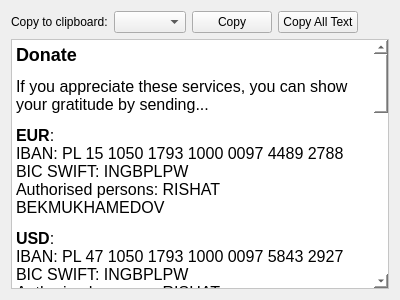
asianirish/AI-Ronaut, file PageDonatePage.ui: the form before one commit.
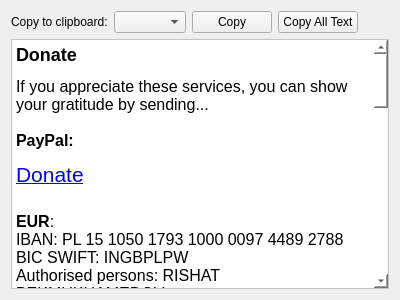
The form after the commit.

Commit message: 'Donate' link

What changed in the file:
```diff
--- a/PageDonatePage.ui
+++ b/PageDonatePage.ui
@@ -49,21 +49,22 @@
 hr { height: 1px; border-width: 0; }
 li.unchecked::marker { content: &quot;\2610&quot;; }
 li.checked::marker { content: &quot;\2612&quot;; }
-&lt;/style&gt;&lt;/head&gt;&lt;body style=&quot; font-family:'Noto Sans'; font-size:12pt; font-weight:400; font-style:normal;&quot;&gt;
-&lt;h2 style=&quot; margin-top:16px; margin-bottom:12px; margin-left:0px; margin-right:0px; -qt-block-indent:0; text-indent:0px;&quot;&gt;&lt;a name=&quot;user-content-donate&quot;&gt;&lt;/a&gt;&lt;span style=&quot; font-size:x-large; font-weight:700;&quot;&gt;D&lt;/span&gt;&lt;span style=&quot; font-size:x-large; font-weight:700;&quot;&gt;onate&lt;/span&gt;&lt;/h2&gt;
-&lt;p style=&quot; margin-top:12px; margin-bottom:12px; margin-left:0px; margin-right:0px; -qt-block-indent:0; text-indent:0px;&quot;&gt;If you appreciate these services, you can show your gratitude by sending...&lt;/p&gt;
-&lt;p style=&quot; margin-top:12px; margin-bottom:12px; margin-left:0px; margin-right:0px; -qt-block-indent:0; text-indent:0px;&quot;&gt;&lt;span style=&quot; font-weight:700;&quot;&gt;EUR&lt;/span&gt;: &lt;br /&gt;IBAN: PL 15 1050 1793 1000 0097 4489 2788 &lt;br /&gt;BIC SWIFT: INGBPLPW &lt;br /&gt;Authorised persons: RISHAT BEKMUKHAMEDOV&lt;/p&gt;
-&lt;p style=&quot; margin-top:12px; margin-bottom:12px; margin-left:0px; margin-right:0px; -qt-block-indent:0; text-indent:0px;&quot;&gt;&lt;span style=&quot; font-weight:700;&quot;&gt;USD&lt;/span&gt;: &lt;br /&gt;IBAN: PL 47 1050 1793 1000 0097 5843 2927 &lt;br /&gt;BIC SWIFT: INGBPLPW &lt;br /&gt;Authorised persons: RISHAT BEKMUKHAMEDOV&lt;/p&gt;
-&lt;p style=&quot; margin-top:12px; margin-bottom:12px; margin-left:0px; margin-right:0px; -qt-block-indent:0; text-indent:0px;&quot;&gt;&lt;span style=&quot; font-weight:700;&quot;&gt;PLN&lt;/span&gt;: &lt;br /&gt;IBAN: PL 36 1050 1793 1000 0091 3841 5139 &lt;br /&gt;BIC SWIFT: INGBPLPW &lt;br /&gt;Authorised persons: RISHAT BEKMUKHAMEDOV&lt;/p&gt;
-&lt;p style=&quot; margin-top:12px; margin-bottom:12px; margin-left:0px; margin-right:0px; -qt-block-indent:0; text-indent:0px;&quot;&gt;&lt;span style=&quot; font-weight:700;&quot;&gt;ETH&lt;/span&gt;: 0xC318401Feb332A2d906e19Bc2E20A0d3661c5250 &lt;br /&gt;&lt;span style=&quot; font-weight:700;&quot;&gt;BTC&lt;/span&gt;: bc1ql9f70c5ujukus24nzfrvpy29lz67urc80m7fp4 &lt;br /&gt;&lt;span style=&quot; font-weight:700;&quot;&gt;XX&lt;/span&gt;: 6WaZ4Mt7gVj5MxQ9gZEHDpyJ5Yp11SUWhHt77T3YuF8vbZyy &lt;br /&gt;&lt;span style=&quot; font-weight:700;&quot;&gt;QRL&lt;/span&gt;: Q0105006c4cf1793f416e1858d607bcfb28b8b161b46d08da94c4d1eb3d151d3ddd5a8a13909d87&lt;/p&gt;
-&lt;h2 style=&quot; margin-top:16px; margin-bottom:12px; margin-left:0px; margin-right:0px; -qt-block-indent:0; text-indent:0px;&quot;&gt;&lt;a name=&quot;user-content-supporters&quot;&gt;&lt;/a&gt;&lt;span style=&quot; font-size:x-large; font-weight:700;&quot;&gt;S&lt;/span&gt;&lt;span style=&quot; font-size:x-large; font-weight:700;&quot;&gt;upporters&lt;/span&gt;&lt;/h2&gt;
-&lt;p style=&quot; margin-top:12px; margin-bottom:12px; margin-left:0px; margin-right:0px; -qt-block-indent:0; text-indent:0px;&quot;&gt;This project is made possible thanks to the generous support of individuals and organizations. If you find this project useful and wish to show your support, you can do so by making a donation.&lt;/p&gt;
-&lt;p style=&quot; margin-top:12px; margin-bottom:12px; margin-left:0px; margin-right:0px; -qt-block-indent:0; text-indent:0px;&quot;&gt;The following individuals have made significant contributions:&lt;/p&gt;
-&lt;p style=&quot; margin-top:12px; margin-bottom:0px; margin-left:0px; margin-right:0px; -qt-block-indent:0; text-indent:0px;&quot;&gt;&lt;span style=&quot; font-family:'monospace';&quot;&gt;[- Your Name or Nickname Could Be Here!]&lt;/span&gt;&lt;/p&gt;
-&lt;p style=&quot; margin-top:0px; margin-bottom:0px; margin-left:0px; margin-right:0px; -qt-block-indent:0; text-indent:0px;&quot;&gt;&lt;span style=&quot; font-family:'monospace';&quot;&gt;[- Your Name or Nickname Could Be Here!]&lt;/span&gt;&lt;/p&gt;
-&lt;p style=&quot; margin-top:0px; margin-bottom:0px; margin-left:0px; margin-right:0px; -qt-block-indent:0; text-indent:0px;&quot;&gt;&lt;span style=&quot; font-family:'monospace';&quot;&gt;[- Your Name or Nickname Could Be Here!]&lt;/span&gt;&lt;/p&gt;
-&lt;p style=&quot;-qt-paragraph-type:empty; margin-top:0px; margin-bottom:12px; margin-left:0px; margin-right:0px; -qt-block-indent:0; text-indent:0px; font-family:'monospace';&quot;&gt;&lt;br /&gt;&lt;/p&gt;
-&lt;p style=&quot; margin-top:12px; margin-bottom:12px; margin-left:0px; margin-right:0px; -qt-block-indent:0; text-indent:0px;&quot;&gt;If you'd like to support this project, please consider donating.&lt;/p&gt;&lt;/body&gt;&lt;/html&gt;</string>
+&lt;/style&gt;&lt;/head&gt;&lt;body style=&quot; font-family:'Segoe UI'; font-size:9pt; font-weight:400; font-style:normal;&quot;&gt;
+&lt;h2 style=&quot; margin-top:16px; margin-bottom:12px; margin-left:0px; margin-right:0px; -qt-block-indent:0; text-indent:0px;&quot;&gt;&lt;a name=&quot;user-content-donate&quot;&gt;&lt;/a&gt;&lt;span style=&quot; font-family:'Noto Sans'; font-size:12pt; font-weight:700;&quot;&gt;D&lt;/span&gt;&lt;span style=&quot; font-family:'Noto Sans'; font-size:12pt; font-weight:700;&quot;&gt;onate&lt;/span&gt;&lt;/h2&gt;
+&lt;p style=&quot; margin-top:12px; margin-bottom:12px; margin-left:0px; margin-right:0px; -qt-block-indent:0; text-indent:0px;&quot;&gt;&lt;span style=&quot; font-family:'Noto Sans'; font-size:12pt;&quot;&gt;If you appreciate these services, you can show your gratitude by sending...&lt;br /&gt;&lt;br /&gt;&lt;/span&gt;&lt;span style=&quot; font-family:'Noto Sans'; font-size:12pt; font-weight:700;&quot;&gt;PayPal: &lt;/span&gt;&lt;/p&gt;
+&lt;p style=&quot; margin-top:0px; margin-bottom:0px; margin-left:0px; margin-right:0px; -qt-block-indent:0; text-indent:0px;&quot;&gt;&lt;a href=&quot;https://www.paypal.com/donate/?hosted_button_id=3YRL2X3VBVFLQ&quot;&gt;&lt;span style=&quot; font-size:16pt; text-decoration: underline; color:#0000ff;&quot;&gt;Donate&lt;/span&gt;&lt;/a&gt;&lt;span style=&quot; font-family:'Noto Sans'; font-size:12pt; font-weight:700;&quot;&gt;&lt;br /&gt;&lt;/span&gt;&lt;/p&gt;
+&lt;p style=&quot; margin-top:12px; margin-bottom:12px; margin-left:0px; margin-right:0px; -qt-block-indent:0; text-indent:0px;&quot;&gt;&lt;span style=&quot; font-family:'Noto Sans'; font-size:12pt; font-weight:700;&quot;&gt;EUR&lt;/span&gt;&lt;span style=&quot; font-family:'Noto Sans'; font-size:12pt;&quot;&gt;: &lt;br /&gt;IBAN: PL 15 1050 1793 1000 0097 4489 2788 &lt;br /&gt;BIC SWIFT: INGBPLPW &lt;br /&gt;Authorised persons: RISHAT BEKMUKHAMEDOV&lt;/span&gt;&lt;/p&gt;
+&lt;p style=&quot; margin-top:12px; margin-bottom:12px; margin-left:0px; margin-right:0px; -qt-block-indent:0; text-indent:0px;&quot;&gt;&lt;span style=&quot; font-family:'Noto Sans'; font-size:12pt; font-weight:700;&quot;&gt;USD&lt;/span&gt;&lt;span style=&quot; font-family:'Noto Sans'; font-size:12pt;&quot;&gt;: &lt;br /&gt;IBAN: PL 47 1050 1793 1000 0097 5843 2927 &lt;br /&gt;BIC SWIFT: INGBPLPW &lt;br /&gt;Authorised persons: RISHAT BEKMUKHAMEDOV&lt;/span&gt;&lt;/p&gt;
+&lt;p style=&quot; margin-top:12px; margin-bottom:12px; margin-left:0px; margin-right:0px; -qt-block-indent:0; text-indent:0px;&quot;&gt;&lt;span style=&quot; font-family:'Noto Sans'; font-size:12pt; font-weight:700;&quot;&gt;PLN&lt;/span&gt;&lt;span style=&quot; font-family:'Noto Sans'; font-size:12pt;&quot;&gt;: &lt;br /&gt;IBAN: PL 36 1050 1793 1000 0091 3841 5139 &lt;br /&gt;BIC SWIFT: INGBPLPW &lt;br /&gt;Authorised persons: RISHAT BEKMUKHAMEDOV&lt;/span&gt;&lt;/p&gt;
+&lt;p style=&quot; margin-top:12px; margin-bottom:12px; margin-left:0px; margin-right:0px; -qt-block-indent:0; text-indent:0px;&quot;&gt;&lt;span style=&quot; font-family:'Noto Sans'; font-size:12pt; font-weight:700;&quot;&gt;ETH&lt;/span&gt;&lt;span style=&quot; font-family:'Noto Sans'; font-size:12pt;&quot;&gt;: 0xC318401Feb332A2d906e19Bc2E20A0d3661c5250 &lt;br /&gt;&lt;/span&gt;&lt;span style=&quot; font-family:'Noto Sans'; font-size:12pt; font-weight:700;&quot;&gt;BTC&lt;/span&gt;&lt;span style=&quot; font-family:'Noto Sans'; font-size:12pt;&quot;&gt;: bc1ql9f70c5ujukus24nzfrvpy29lz67urc80m7fp4 &lt;br /&gt;&lt;/span&gt;&lt;span style=&quot; font-family:'Noto Sans'; font-size:12pt; font-weight:700;&quot;&gt;XX&lt;/span&gt;&lt;span style=&quot; font-family:'Noto Sans'; font-size:12pt;&quot;&gt;: 6WaZ4Mt7gVj5MxQ9gZEHDpyJ5Yp11SUWhHt77T3YuF8vbZyy &lt;br /&gt;&lt;/span&gt;&lt;span style=&quot; font-family:'Noto Sans'; font-size:12pt; font-weight:700;&quot;&gt;QRL&lt;/span&gt;&lt;span style=&quot; font-family:'Noto Sans'; font-size:12pt;&quot;&gt;: Q0105006c4cf1793f416e1858d607bcfb28b8b161b46d08da94c4d1eb3d151d3ddd5a8a13909d87&lt;/span&gt;&lt;/p&gt;
+&lt;h2 style=&quot; margin-top:16px; margin-bottom:12px; margin-left:0px; margin-right:0px; -qt-block-indent:0; text-indent:0px;&quot;&gt;&lt;a name=&quot;user-content-supporters&quot;&gt;&lt;/a&gt;&lt;span style=&quot; font-family:'Noto Sans'; font-size:12pt; font-weight:700;&quot;&gt;S&lt;/span&gt;&lt;span style=&quot; font-family:'Noto Sans'; font-size:12pt; font-weight:700;&quot;&gt;upporters&lt;/span&gt;&lt;/h2&gt;
+&lt;p style=&quot; margin-top:12px; margin-bottom:12px; margin-left:0px; margin-right:0px; -qt-block-indent:0; text-indent:0px;&quot;&gt;&lt;span style=&quot; font-family:'Noto Sans'; font-size:12pt;&quot;&gt;This project is made possible thanks to the generous support of individuals and organizations. If you find this project useful and wish to show your support, you can do so by making a donation.&lt;/span&gt;&lt;/p&gt;
+&lt;p style=&quot; margin-top:12px; margin-bottom:12px; margin-left:0px; margin-right:0px; -qt-block-indent:0; text-indent:0px;&quot;&gt;&lt;span style=&quot; font-family:'Noto Sans'; font-size:12pt;&quot;&gt;The following individuals have made significant contributions:&lt;/span&gt;&lt;/p&gt;
+&lt;p style=&quot; margin-top:12px; margin-bottom:0px; margin-left:0px; margin-right:0px; -qt-block-indent:0; text-indent:0px;&quot;&gt;&lt;span style=&quot; font-family:'monospace'; font-size:12pt;&quot;&gt;[- Your Name or Nickname Could Be Here!]&lt;/span&gt;&lt;/p&gt;
+&lt;p style=&quot; margin-top:0px; margin-bottom:0px; margin-left:0px; margin-right:0px; -qt-block-indent:0; text-indent:0px;&quot;&gt;&lt;span style=&quot; font-family:'monospace'; font-size:12pt;&quot;&gt;[- Your Name or Nickname Could Be Here!]&lt;/span&gt;&lt;/p&gt;
+&lt;p style=&quot; margin-top:0px; margin-bottom:0px; margin-left:0px; margin-right:0px; -qt-block-indent:0; text-indent:0px;&quot;&gt;&lt;span style=&quot; font-family:'monospace'; font-size:12pt;&quot;&gt;[- Your Name or Nickname Could Be Here!]&lt;/span&gt;&lt;/p&gt;
+&lt;p style=&quot;-qt-paragraph-type:empty; margin-top:0px; margin-bottom:12px; margin-left:0px; margin-right:0px; -qt-block-indent:0; text-indent:0px; font-family:'monospace'; font-size:12pt;&quot;&gt;&lt;br /&gt;&lt;/p&gt;
+&lt;p style=&quot; margin-top:12px; margin-bottom:12px; margin-left:0px; margin-right:0px; -qt-block-indent:0; text-indent:0px;&quot;&gt;&lt;span style=&quot; font-family:'Noto Sans'; font-size:12pt;&quot;&gt;If you'd like to support this project, please consider donating.&lt;/span&gt;&lt;/p&gt;&lt;/body&gt;&lt;/html&gt;</string>
      </property>
     </widget>
    </item>
```
Left out of the diff: 29 changed lines with no effect on the pictures. The commit also changes 1 other file.
